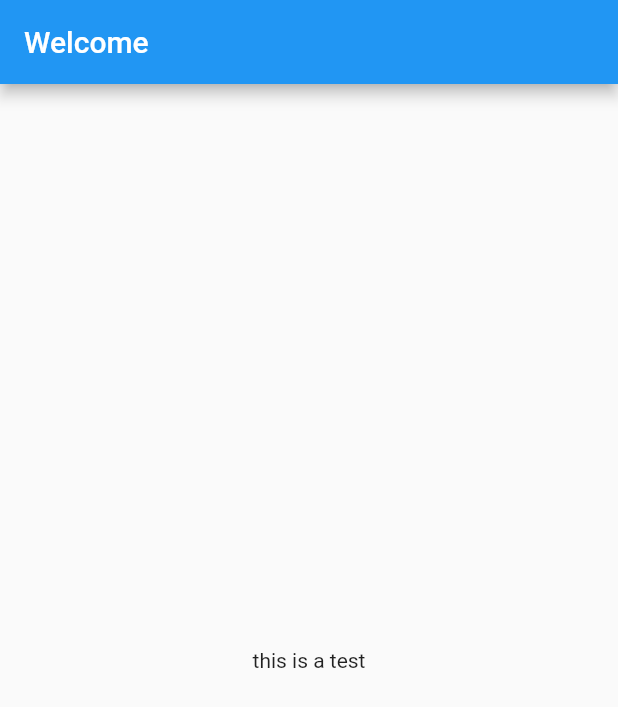
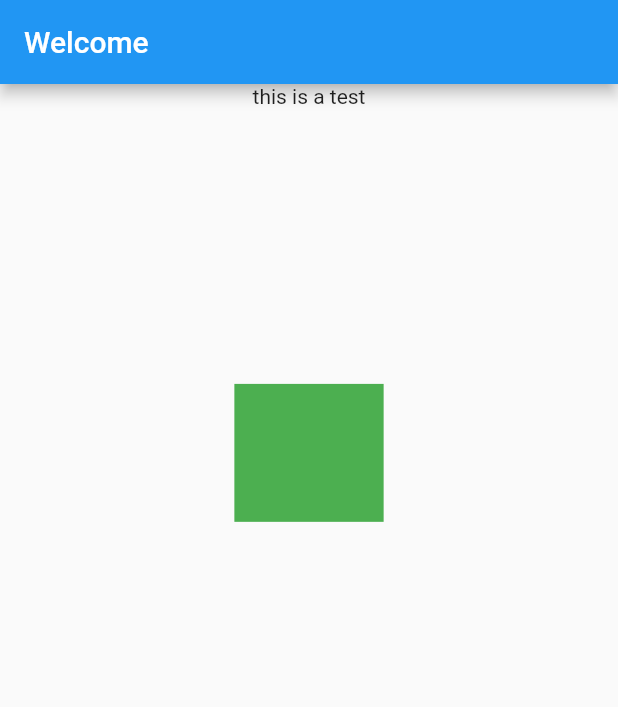
Before and after one commit to bolajibillionz/grazac_cohort_13_fintech_app, a Flutter app: the screen it shows after launch, on a phone screen of 412 x 824 dp. Shown: the top 707 px of the screen. Run offline on Flutter 3.47's test engine with Material 2 defaults, Android fonts, the phone set to English and light mode, and no system bars.

Commit message:
still testing

```diff
--- a/lib/presentation/onboarding/splash_screen.dart
+++ b/lib/presentation/onboarding/splash_screen.dart
@@ -1,3 +1,4 @@
+import 'package:ch13_fintech_app/core/size_config.dart';
 import 'package:flutter/material.dart';
 
 class SplashScreen extends StatefulWidget {
@@ -10,16 +11,25 @@ class SplashScreen extends StatefulWidget {
 class _SplashScreenState extends State<SplashScreen> {
   @override
   Widget build(BuildContext context) {
-    return  Scaffold(
+    SizeConfig.init(context);
+    return Scaffold(
       appBar: AppBar(
-        title: Text(
-          'Welcome'
-        ),
+        title: Text('Welcome'),
       ),
-      body: Center(
-        child: Text(
-          'this is a test'
-        ),
+      body: Column(
+        children: [
+          Center(
+            child: Text('this is a test'),
+          ),
+          SizedBox(
+            height: getProportionateScreenHeight(200),
+          ),
+          Container(
+            height: getProportionateScreenHeight(100),
+            width: getProportionateScreenWidth(100),
+            color: Colors.green,
+          )
+        ],
       ),
     );
   }
```
